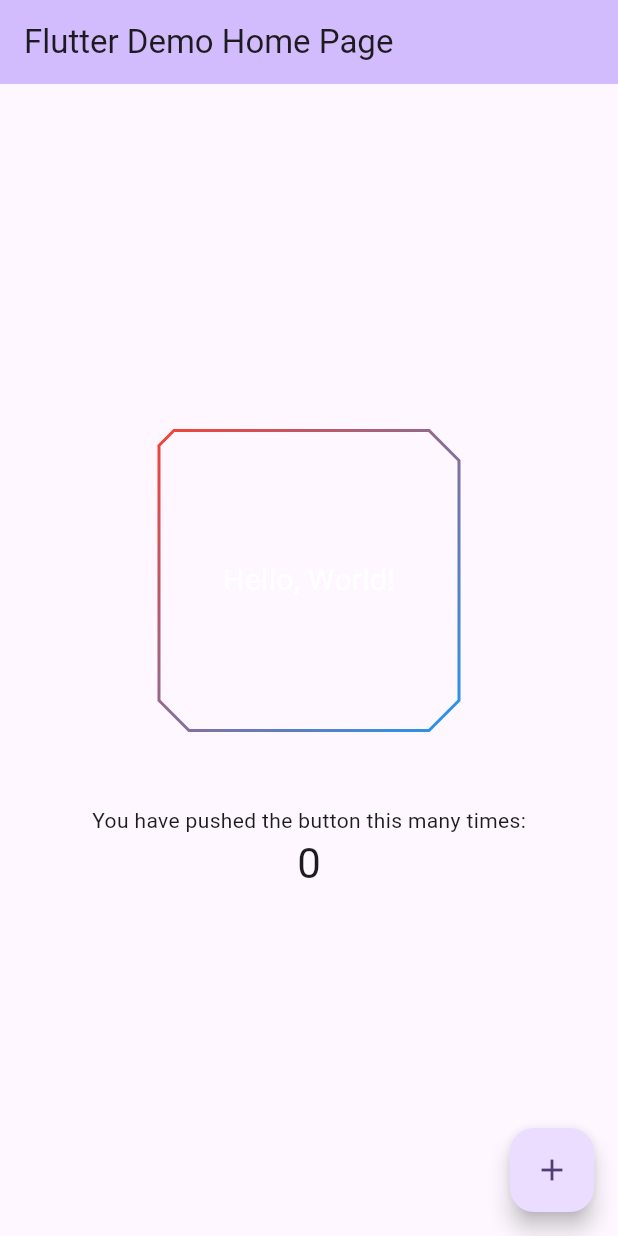
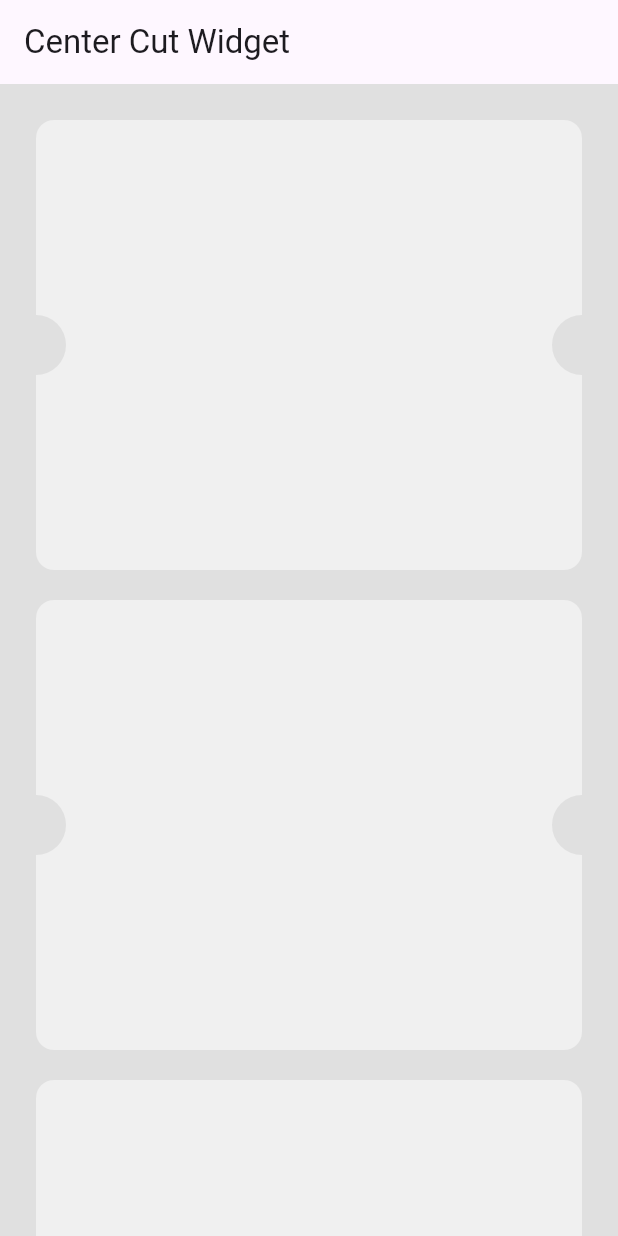
Before and after one commit to md-khadimul-islam/CutCornerBorderWidget, a Flutter app: the screen it shows after launch, on a phone screen of 412 x 824 dp. Run offline on Flutter 3.47's test engine with Material 3 defaults, Android fonts, the phone set to English and light mode, and no system bars.

Commit message:
container center part cutting widget

```diff
--- /dev/null
+++ b/lib/center_cut_item.dart
@@ -0,0 +1,34 @@
+import 'package:flutter/material.dart';
+
+import 'cut_corner.dart';
+
+class CenterCutItem extends StatelessWidget {
+  const CenterCutItem({super.key});
+
+  @override
+  Widget build(BuildContext context) {
+    return Scaffold(
+      backgroundColor: Colors.black12,
+      appBar: AppBar(title: const Text("Center Cut Widget")),
+      body: ListView.separated(
+        padding: const EdgeInsets.all(24.0),
+        itemCount: 10,
+        separatorBuilder: (context, index) {
+          return const SizedBox(height: 20);
+        },
+        itemBuilder: (context, index) {
+          return ClipPath(
+            clipper: TicketShapeClipper(),
+            child: Container(
+              width: double.infinity,
+              height: 300,
+              decoration: BoxDecoration(
+                  color: Colors.white.withOpacity(0.5),
+                  borderRadius: BorderRadius.circular(12)),
+            ),
+          );
+        },
+      ),
+    );
+  }
+}
--- a/lib/cut_corner.dart
+++ b/lib/cut_corner.dart
@@ -59,3 +59,45 @@ class FlatCorneredBackgroundPainter extends CustomPainter {
     return false;
   }
 }
+
+class TicketShapeClipper extends CustomClipper<Path> {
+  @override
+  Path getClip(Size size) {
+    double cutRadius = 20.0;
+    double centerY = size.height / 2;
+
+    Path path = Path()
+      ..moveTo(0, 0)
+      ..lineTo(0, centerY - cutRadius) // Left edge to the top of the cut
+      ..arcToPoint(
+        Offset(0, centerY + cutRadius),
+        radius: Radius.circular(cutRadius),
+        clockwise: false,
+      ) // Left cut
+      ..lineTo(0, size.height) // Left edge to the bottom left corner
+      ..lineTo(
+          size.width, size.height) // Bottom edge to the bottom right corner
+      ..lineTo(size.width,
+          centerY + cutRadius) // Right edge to the bottom of the cut
+      ..arcToPoint(
+        Offset(size.width, centerY - cutRadius),
+        radius: Radius.circular(cutRadius),
+        clockwise: false,
+      ) // Right cut
+      ..lineTo(size.width, 0) // Right edge to the top right corner
+      ..close(); // Close the path to the starting point
+
+    // Manually add cuts
+    path.addOval(
+        Rect.fromCircle(center: Offset(0, centerY), radius: cutRadius));
+    path.addOval(Rect.fromCircle(
+        center: Offset(size.width, centerY), radius: cutRadius));
+
+    return path;
+  }
+
+  @override
+  bool shouldReclip(CustomClipper<Path> oldClipper) {
+    return false;
+  }
+}
--- a/lib/main.dart
+++ b/lib/main.dart
@@ -1,5 +1,6 @@
 import 'package:flutter/material.dart';
 
+import 'center_cut_item.dart';
 import 'cut_corner.dart';
 
 void main() {
@@ -17,7 +18,8 @@ class MyApp extends StatelessWidget {
         colorScheme: ColorScheme.fromSeed(seedColor: Colors.deepPurple),
         useMaterial3: true,
       ),
-      home: const MyHomePage(title: 'Flutter Demo Home Page'),
+      // home: const MyHomePage(title: 'Flutter Demo Home Page'),
+      home: const CenterCutItem(),
     );
   }
 }
```
